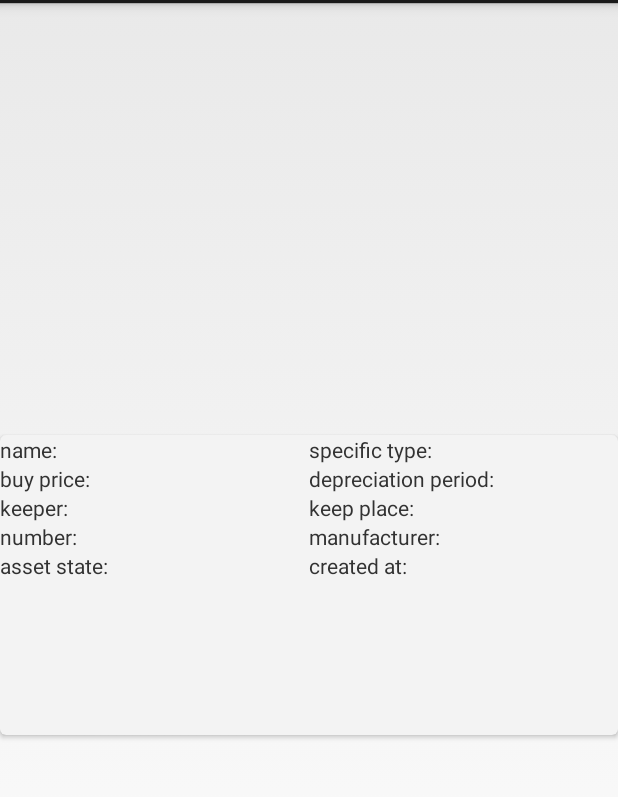
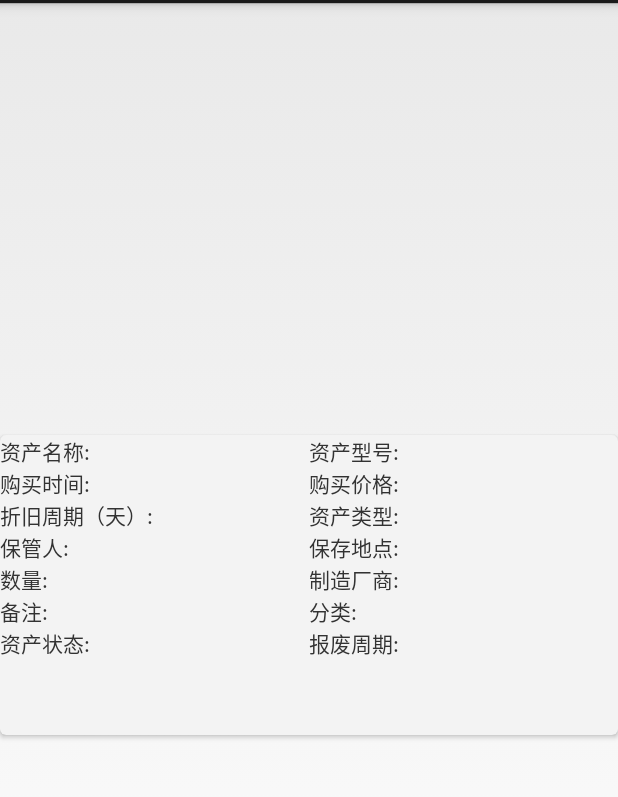
Before and after one commit to lzyzsd/QrDemo, an Android app: the layout card.xml on its own in the app's theme, with its tools: preview values and no code run, on a phone screen of 412 x 824 dp, the part 69-866 px from its top. Run offline under Robolectric (Android 15) with nearby library versions, the phone set to English and light mode, and no system bars.

Commit message:
调整ui，以及显示的字段和字段名称

```diff
--- a/app/src/main/res/layout/card.xml
+++ b/app/src/main/res/layout/card.xml
@@ -27,7 +27,7 @@
                     <TextView
                         android:layout_width="wrap_content"
                         android:layout_height="wrap_content"
-                        android:text="name:"/>
+                        android:text="资产名称:"/>
                     <TextView
                         android:id="@+id/tv_name"
                         android:layout_width="wrap_content"
@@ -42,13 +42,49 @@
                     <TextView
                         android:layout_width="wrap_content"
                         android:layout_height="wrap_content"
-                        android:text="specific type:"/>
+                        android:text="资产型号:"/>
                     <TextView
                         android:id="@+id/tv_specific_type"
                         android:layout_width="wrap_content"
                         android:layout_height="wrap_content" />
                 </LinearLayout>
 
+            </LinearLayout>
+
+            <LinearLayout
+                android:layout_width="match_parent"
+                android:layout_height="wrap_content"
+                android:orientation="horizontal">
+
+                <LinearLayout
+                    android:layout_width="0dp"
+                    android:layout_weight="1"
+                    android:layout_height="wrap_content"
+                    android:orientation="horizontal">
+                    <TextView
+                        android:layout_width="wrap_content"
+                        android:layout_height="wrap_content"
+                        android:text="购买时间:"/>
+                    <TextView
+                        android:id="@+id/tv_buy_time"
+                        android:layout_width="wrap_content"
+                        android:layout_height="wrap_content" />
+                </LinearLayout>
+
+                <LinearLayout
+                    android:layout_width="0dp"
+                    android:layout_weight="1"
+                    android:layout_height="wrap_content"
+                    android:orientation="horizontal">
+                    <TextView
+                        android:layout_width="wrap_content"
+                        android:layout_height="wrap_content"
+                        android:text="购买价格:"/>
+                    <TextView
+                        android:id="@+id/tv_buy_price"
+                        android:layout_width="wrap_content"
+                        android:layout_height="wrap_content" />
+                </LinearLayout>
             </LinearLayout>
 
             <LinearLayout
@@ -63,9 +99,9 @@
                     <TextView
                         android:layout_width="wrap_content"
                         android:layout_height="wrap_content"
-                        android:text="buy price:"/>
+                        android:text="折旧周期（天）:"/>
                     <TextView
-                        android:id="@+id/tv_buy_price"
+                        android:id="@+id/tv_depreciation_period"
                         android:layout_width="wrap_content"
                         android:layout_height="wrap_content" />
                 </LinearLayout>
@@ -78,13 +114,12 @@
                     <TextView
                         android:layout_width="wrap_content"
                         android:layout_height="wrap_content"
-                        android:text="depreciation period:"/>
+                        android:text="资产类型:"/>
                     <TextView
-                        android:id="@+id/tv_depreciation_period"
+                        android:id="@+id/tv_type"
                         android:layout_width="wrap_content"
                         android:layout_height="wrap_content" />
                 </LinearLayout>
-
             </LinearLayout>
 
             <LinearLayout
@@ -99,7 +134,7 @@
                     <TextView
                         android:layout_width="wrap_content"
                         android:layout_height="wrap_content"
-                        android:text="keeper:"/>
+                        android:text="保管人:"/>
                     <TextView
                         android:id="@+id/tv_keeper"
                         android:layout_width="wrap_content"
@@ -114,7 +149,7 @@
                     <TextView
                         android:layout_width="wrap_content"
                         android:layout_height="wrap_content"
-                        android:text="keep place:"/>
+                        android:text="保存地点:"/>
                     <TextView
                         android:id="@+id/tv_keep_place"
                         android:layout_width="wrap_content"
@@ -135,7 +170,7 @@
                     <TextView
                         android:layout_width="wrap_content"
                         android:layout_height="wrap_content"
-                        android:text="number:"/>
+                        android:text="数量:"/>
                     <TextView
                         android:id="@+id/tv_number"
                         android:layout_width="wrap_content"
@@ -150,7 +185,7 @@
                     <TextView
                         android:layout_width="wrap_content"
                         android:layout_height="wrap_content"
-                        android:text="manufacturer:"/>
+                        android:text="制造厂商:"/>
                     <TextView
                         android:id="@+id/tv_manufacturer"
                         android:layout_width="wrap_content"
@@ -171,7 +206,43 @@
                     <TextView
                         android:layout_width="wrap_content"
                         android:layout_height="wrap_content"
-                        android:text="asset state:"/>
+                        android:text="备注:"/>
+                    <TextView
+                        android:id="@+id/tv_remark"
+                        android:layout_width="wrap_content"
+                        android:layout_height="wrap_content" />
+                </LinearLayout>
+
+                <LinearLayout
+                    android:layout_width="0dp"
+                    android:layout_weight="1"
+                    android:layout_height="wrap_content"
+                    android:orientation="horizontal">
+                    <TextView
+                        android:layout_width="wrap_content"
+                        android:layout_height="wrap_content"
+                        android:text="分类:"/>
+                    <TextView
+                        android:id="@+id/tv_class_field"
+                        android:layout_width="wrap_content"
+                        android:layout_height="wrap_content" />
+                </LinearLayout>
+
+            </LinearLayout>
+
+            <LinearLayout
+                android:layout_width="match_parent"
+                android:layout_height="wrap_content"
+                android:orientation="horizontal">
+                <LinearLayout
+                    android:layout_width="0dp"
+                    android:layout_weight="1"
+                    android:layout_height="wrap_content"
+                    android:orientation="horizontal">
+                    <TextView
+                        android:layout_width="wrap_content"
+                        android:layout_height="wrap_content"
+                        android:text="资产状态:"/>
                     <TextView
                         android:id="@+id/tv_asset_state"
                         android:layout_width="wrap_content"
@@ -186,9 +257,9 @@
                     <TextView
                         android:layout_width="wrap_content"
                         android:layout_height="wrap_content"
-                        android:text="created at:"/>
+                        android:text="报废周期:"/>
                     <TextView
-                        android:id="@+id/tv_created_at"
+                        android:id="@+id/tv_expire_time"
                         android:layout_width="wrap_content"
                         android:layout_height="wrap_content" />
                 </LinearLayout>
```
Also changed, not shown: app/src/main/java/com/github/lzyzsd/qrdemo/MyAdapter.java (+17 -4 lines), app/src/main/java/com/github/lzyzsd/qrdemo/Product.java (+22 -23 lines).
